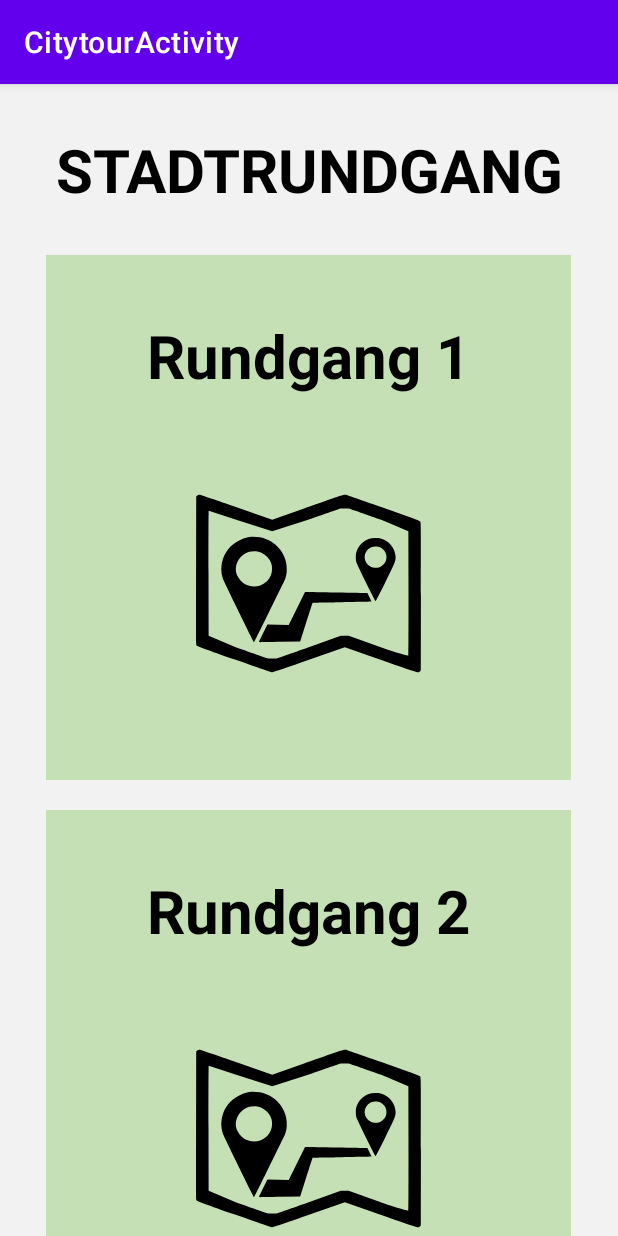
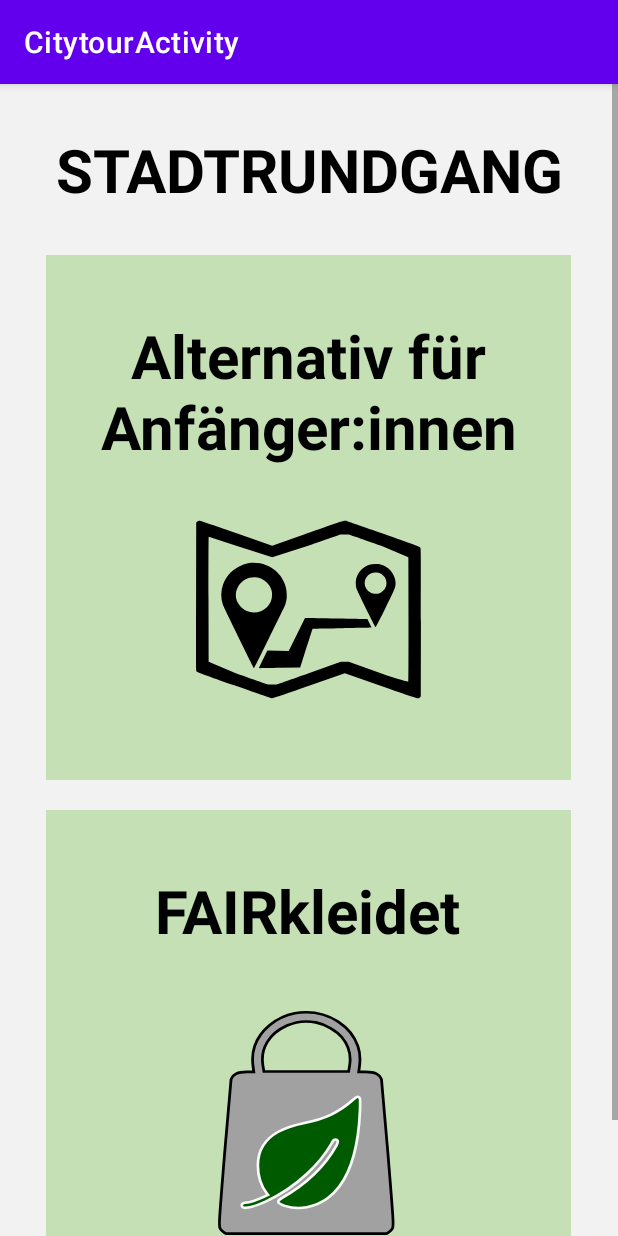
Before and after one commit to aquatorze/FAIRlaufen, an Android app: the CitytourActivity screen opened directly, with no data from a screen before it, on a phone screen of 412 x 824 dp. Run offline under Robolectric (Android 15) with nearby library versions, the phone set to English and light mode, and no system bars.

Commit message:
added ScrollView, finished Popup and added IconShopping

```diff
--- /dev/null
+++ b/app/src/main/res/drawable/icon_shopping.xml
@@ -0,0 +1,17 @@
+<vector xmlns:android="http://schemas.android.com/apk/res/android"
+    android:width="120sp"
+    android:height="150sp"
+    android:viewportWidth="390"
+    android:viewportHeight="520">
+  <path
+      android:pathData="m166.21,5.28c-40.36,8.63 -74.65,38.45 -86.78,75.84 -4.25,12.87 -5.46,33.76 -3.03,50.71l1.21,8.78l-14.87,-0c-20.63,0.15 -29.74,4.69 -34.44,17.41 -0.61,1.67 -6.83,78.56 -13.96,170.9 -12.44,163.34 -12.59,168.18 -10.01,173.33 1.37,3.03 4.86,6.96 7.74,8.78l5.16,3.48l174.02,-0 174.02,-0l5.16,-3.48c2.88,-1.82 6.37,-5.75 7.74,-8.78 2.58,-5.15 2.43,-9.99 -10.01,-173.33 -7.13,-92.34 -13.35,-169.24 -13.96,-170.9 -4.7,-12.72 -13.81,-17.26 -34.44,-17.41l-14.87,-0l1.21,-8.78c2.43,-16.95 1.21,-37.84 -3.03,-50.71 -15.02,-46.32 -61.75,-78.56 -112.88,-78.11 -7.28,-0 -18.05,1.06 -23.97,2.27zM211.73,26.32c20.79,4.39 44.61,18.92 56.59,34.51 15.02,19.22 20.63,41.02 16.84,65.39l-2.12,13.62l-91.79,-0 -91.79,-0l-2.12,-13.62c-6.07,-39.66 13.35,-74.02 52.34,-92.64 19.12,-9.08 40.96,-11.66 62.05,-7.27z"
+      android:strokeWidth="6"
+      android:fillColor="#a1a1a1"
+      android:strokeColor="#000000"/>
+  <path
+      android:pathData="m307.48,232.5c-3.26,78.27 -17.95,135.19 -44.73,173.2 -6.77,9.58 -17.35,20.91 -25.42,27.23 -26.98,21.06 -62.63,27.73 -92.46,17.35 -10.98,-3.81 -14.34,-6.02 -14.34,-9.53 0,-3.21 1.11,-4.36 8.62,-8.93 51.5,-31.44 92.97,-74.06 117.39,-120.7 4.06,-7.67 4.36,-9.88 1.81,-12.39 -1.96,-1.96 -4.86,-2.31 -7.17,-0.8 -0.6,0.39 -3.11,4.41 -5.52,8.88 -13.84,25.47 -30.44,47.19 -53.5,69.85 -26.68,26.23 -56.61,47.74 -87.95,63.18 -18.55,9.18 -32.64,13.94 -44.18,15.04 -4.36,0.44 -6.72,-0.44 -7.92,-3.01 -1,-2.05 -1,-2.81 -0.1,-5.01 0.9,-2.16 2.71,-3.06 6.82,-3.51 10.28,-1.11 24.52,-6.02 41.52,-14.39l8.12,-3.96 -2.21,-2.86C93.67,405.74 86.4,381.73 86.4,356.7c0.05,-35.05 14.19,-59.77 44.38,-77.57 13.84,-8.12 32.39,-14.79 56.66,-20.31 26.33,-5.97 39.71,-10.43 56.81,-19 18.1,-9.03 34.05,-20.61 51.05,-36.96 2.21,-2.16 4.66,-4.06 5.42,-4.26 2.25,-0.55 5.11,0.6 6.27,2.51 1,1.55 1.05,2.36 0.95,11.88 0,5.62 -0.24,14.39 -0.44,19.51z"
+      android:strokeAlpha="0.961644"
+      android:strokeWidth="5.85872"
+      android:fillColor="#005b00"
+      android:strokeColor="#ffffff"/>
+</vector>
--- a/app/src/main/res/layout/activity_citytour.xml
+++ b/app/src/main/res/layout/activity_citytour.xml
@@ -1,4 +1,8 @@
 <?xml version="1.0" encoding="utf-8"?>
+<ScrollView xmlns:android="http://schemas.android.com/apk/res/android"
+    android:layout_width="match_parent"
+    android:layout_height="wrap_content">
+
     <LinearLayout xmlns:android="http://schemas.android.com/apk/res/android"
         xmlns:tools="http://schemas.android.com/tools"
         android:layout_width="match_parent"
@@ -36,7 +40,8 @@
                 android:textSize="40sp"
                 android:textStyle="bold"
                 android:layout_marginTop="40sp"
-            android:layout_marginBottom="50sp"
+                android:layout_marginBottom="20sp"
+                android:gravity="center"
                 />
             <ImageView
                 android:layout_width="wrap_content"
@@ -65,14 +70,15 @@
                 android:textSize="40sp"
                 android:textStyle="bold"
                 android:layout_marginTop="40sp"
-            android:layout_marginBottom="50sp"
+                android:layout_marginBottom="40sp"
                 />
             <ImageView
                 android:layout_width="wrap_content"
                 android:layout_height="wrap_content"
-            android:src="@drawable/icon_city_tour"
+                android:src="@drawable/icon_shopping"
                 android:layout_below="@id/title_tour2"
                 android:layout_centerHorizontal="true"
                 />
         </RelativeLayout>
     </LinearLayout>
+</ScrollView>
--- a/app/src/main/res/layout/popup_window.xml
+++ b/app/src/main/res/layout/popup_window.xml
@@ -2,9 +2,9 @@
 <LinearLayout xmlns:android="http://schemas.android.com/apk/res/android"
     android:layout_width="wrap_content"
     android:layout_height="wrap_content"
-    android:background="#62def8"
     android:layout_gravity="center"
-    android:id="@+id/popup">
+    android:id="@+id/popup"
+    android:background="@drawable/background_popup">
 
     <TextView
         android:layout_width="wrap_content"
@@ -14,5 +14,5 @@
         android:textSize="22sp"
         android:text="@string/popup_text"
         android:textColor="@color/text_black"
-        android:textStyle="bold"/>
+        android:gravity="center"/>
 </LinearLayout>
--- a/app/src/main/res/values/strings.xml
+++ b/app/src/main/res/values/strings.xml
@@ -5,7 +5,7 @@
     <string name="button_text_citytour">Entdecke zwei nachhaltige &#10;Stadtrund- &#10;gänge</string>
     <string name="button_title_discover">ENTDECKEN</string>
     <string name="button_text_discover">Entdecke nachhaltige Orte in Dresden Neustadt</string>
-    <string name="button_tour1">Rundgang 1</string>
-    <string name="button_tour2">Rundgang 2</string>
-    <string name="popup_text">Hallo, das ist eine schöne App! :D</string>
+    <string name="button_tour1">Alternativ für Anfänger:innen</string>
+    <string name="button_tour2">FAIRkleidet</string>
+    <string name="popup_text">Willkommen bei FAIRlaufen!\n\nIn dieser App findest Du verschiedenste nachhaltige Orte in Dresden-Neustadt. Vom Secondhand-Shop bis zum nachhaltigen Café findest Du hier alles, was Dein umweltbewusstes Herz höher schlagen lässt.\n\nWir wünschen Dir viel Spaß beim Erkunden, dein FAIRlaufen-Team!</string>
 </resources>
```
Also changed, not shown: app/src/main/java/com/tudresden/fairlaufen/HomeActivity.java (+1 -24 lines), app/src/main/res/drawable/background_popup.xml (added, +12 -0 lines), app/src/main/res/layout/activity_home.xml (+7 -1 lines). Lines whose indentation alone changed are shown as unchanged.
